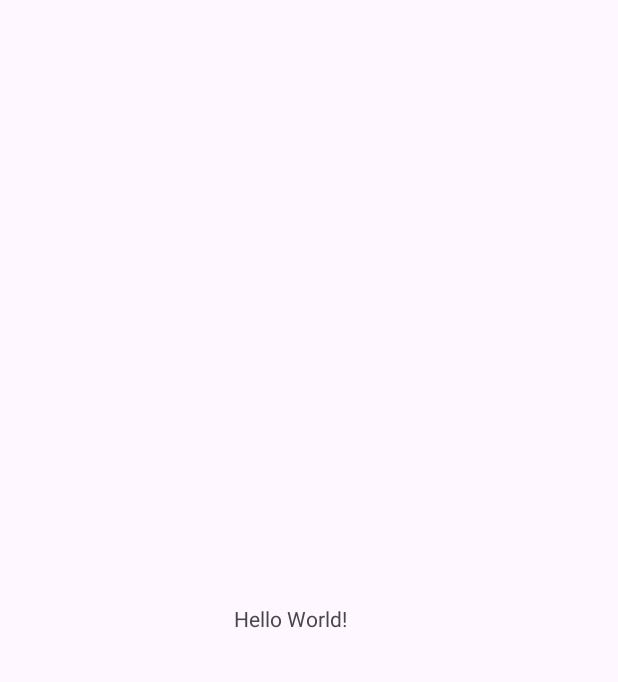
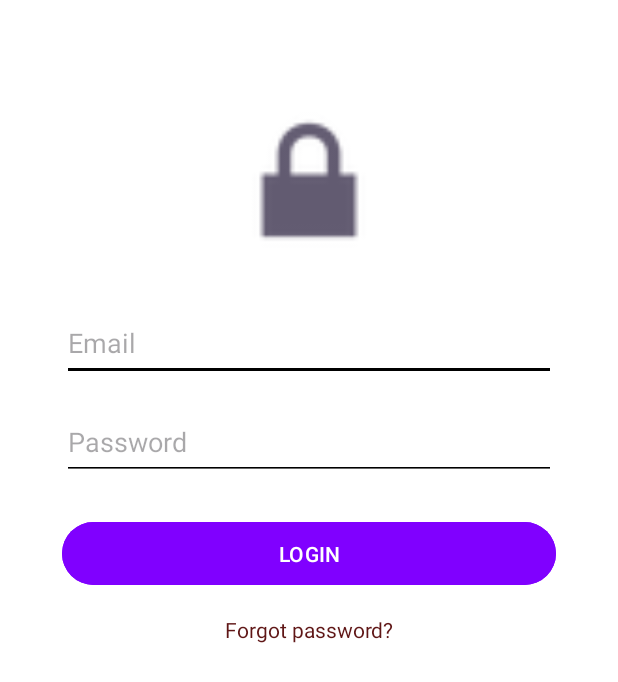
Before and after one commit to vanbaliem/Mobile-01, an Android app: the screen it shows after launch (MainActivity), on a phone screen of 412 x 824 dp. Before the commit the part shown is almost empty. Shown: the top 682 px of the screen. Run offline under Robolectric (Android 15) with nearby library versions, the phone set to English and light mode, and no system bars.

Commit message:
Initial commit

```diff
--- a/app/src/main/res/layout/activity_main.xml
+++ b/app/src/main/res/layout/activity_main.xml
@@ -1,20 +1,79 @@
 <?xml version="1.0" encoding="utf-8"?>
-<androidx.constraintlayout.widget.ConstraintLayout xmlns:android="http://schemas.android.com/apk/res/android"
+<androidx.constraintlayout.widget.ConstraintLayout
+    xmlns:android="http://schemas.android.com/apk/res/android"
     xmlns:app="http://schemas.android.com/apk/res-auto"
     xmlns:tools="http://schemas.android.com/tools"
     android:id="@+id/main"
     android:layout_width="match_parent"
     android:layout_height="match_parent"
-    tools:context=".MainActivity">
+    tools:context=".MainActivity"
+    android:background="#FFFFFF">
 
+    <!-- Hình ổ khoá -->
+    <ImageView
+        android:id="@+id/imageView"
+        android:layout_width="120dp"
+        android:layout_height="120dp"
+        android:src="@android:drawable/ic_lock_lock"
+        android:contentDescription="Lock Icon"
+        android:layout_marginTop="60dp"
+        app:layout_constraintTop_toTopOf="parent"
+        app:layout_constraintStart_toStartOf="parent"
+        app:layout_constraintEnd_toEndOf="parent" />
+
+    <!-- Email -->
+    <EditText
+        android:id="@+id/editTextEmail"
+        android:layout_width="0dp"
+        android:layout_height="50dp"
+        android:hint="Email"
+        android:inputType="textEmailAddress"
+        android:backgroundTint="#000000"
+        android:layout_marginTop="24dp"
+        app:layout_constraintTop_toBottomOf="@id/imageView"
+        app:layout_constraintStart_toStartOf="parent"
+        app:layout_constraintEnd_toEndOf="parent"
+        app:layout_constraintWidth_percent="0.8" />
+
+    <!-- Password -->
+    <EditText
+        android:id="@+id/editTextPassword"
+        android:layout_width="0dp"
+        android:layout_height="50dp"
+        android:hint="Password"
+        android:inputType="textPassword"
+        android:backgroundTint="#000000"
+        android:layout_marginTop="16dp"
+        app:layout_constraintTop_toBottomOf="@id/editTextEmail"
+        app:layout_constraintStart_toStartOf="parent"
+        app:layout_constraintEnd_toEndOf="parent"
+        app:layout_constraintWidth_percent="0.8" />
+
+    <!-- Button Login -->
+    <Button
+        android:id="@+id/buttonLogin"
+        android:layout_width="0dp"
+        android:layout_height="50dp"
+        android:text="LOGIN"
+        android:textAllCaps="true"
+        android:backgroundTint="#8000FF"
+        android:textColor="#FFFFFF"
+        android:layout_marginTop="24dp"
+        app:layout_constraintTop_toBottomOf="@id/editTextPassword"
+        app:layout_constraintStart_toStartOf="parent"
+        app:layout_constraintEnd_toEndOf="parent"
+        app:layout_constraintWidth_percent="0.8" />
+
+    <!-- Forgot password -->
     <TextView
+        android:id="@+id/textViewForgot"
         android:layout_width="wrap_content"
         android:layout_height="wrap_content"
-        android:text="Hello World!"
-        app:layout_constraintBottom_toBottomOf="parent"
-        app:layout_constraintEnd_toEndOf="parent"
-        app:layout_constraintHorizontal_bias="0.464"
+        android:text="Forgot password?"
+        android:textColor="#5F1616"
+        android:textSize="14sp"
+        android:layout_marginTop="16dp"
+        app:layout_constraintTop_toBottomOf="@id/buttonLogin"
         app:layout_constraintStart_toStartOf="parent"
-        app:layout_constraintTop_toTopOf="parent" />
-
+        app:layout_constraintEnd_toEndOf="parent" />
 </androidx.constraintlayout.widget.ConstraintLayout>
```
